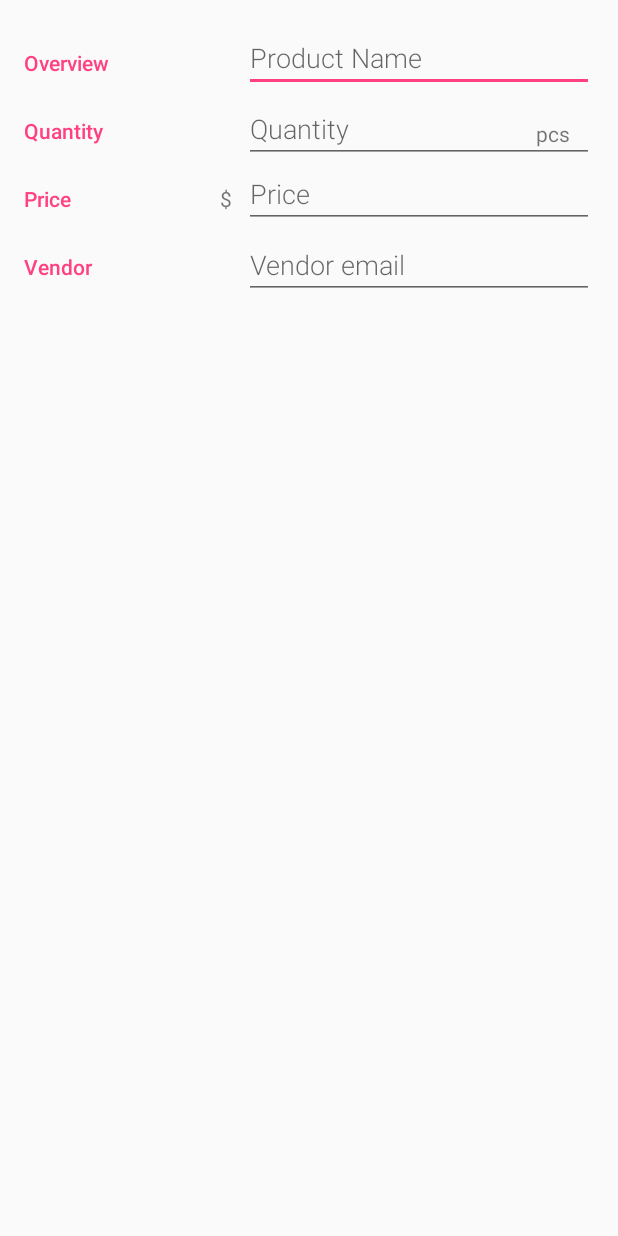
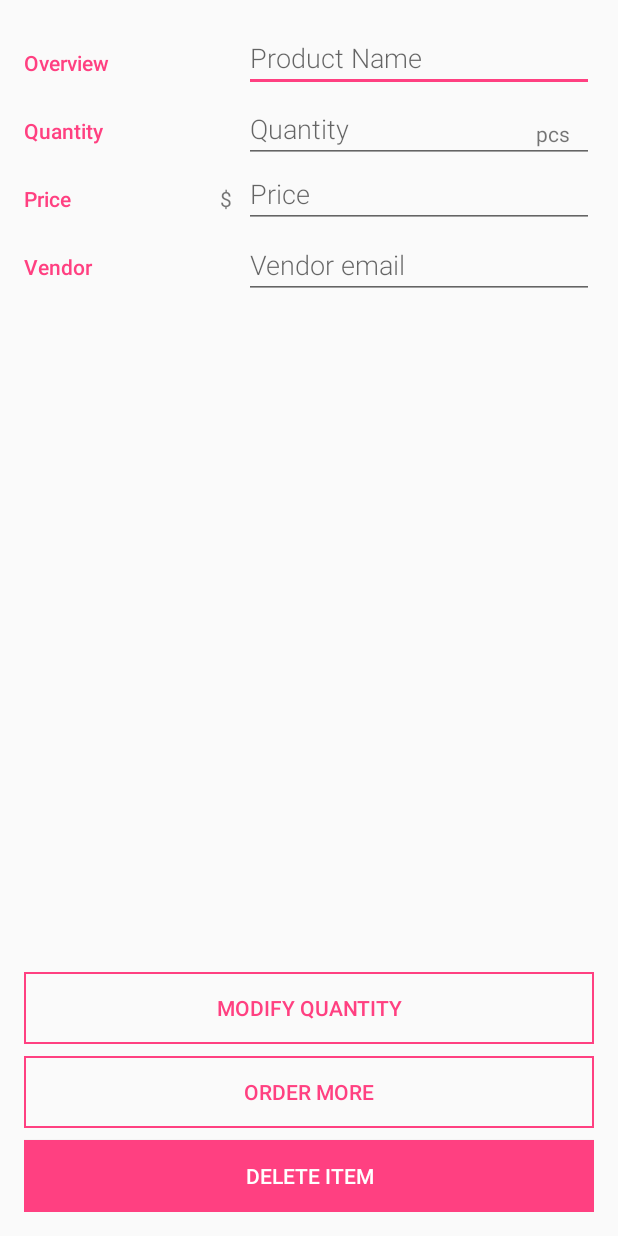
Before and after one commit to mylesieong/InventoryApp, an Android app: the layout activity_editor.xml on its own in the app's theme, with its tools: preview values and no code run, on a phone screen of 412 x 824 dp. Run offline under Robolectric (Android 15) with nearby library versions, the light colour scheme and no system bars.

Commit message:
Add button to editor and add custom style for them

```diff
--- a/app/src/main/java/com/myles/udacity/inventoryapp/EditorActivity.java
+++ b/app/src/main/java/com/myles/udacity/inventoryapp/EditorActivity.java
@@ -18,6 +18,7 @@ import android.view.Menu;
 import android.view.MenuItem;
 import android.view.MotionEvent;
 import android.view.View;
+import android.widget.Button;
 import android.widget.EditText;
 import android.widget.Toast;
 import android.view.LayoutInflater;
@@ -53,9 +54,15 @@ public class EditorActivity extends AppCompatActivity implements LoaderManager.L
 
         if (mCurrentInventoryUri == null) {
             setTitle(getString(R.string.editor_activity_title_new_inventory));
+            findViewById(R.id.button_modify_quantity).setVisibility(View.GONE);
+            findViewById(R.id.button_order_more).setVisibility(View.GONE);
+            findViewById(R.id.button_delete_item).setVisibility(View.GONE);
             invalidateOptionsMenu();
         } else {
             setTitle(getString(R.string.editor_activity_title_edit_inventory));
+            findViewById(R.id.button_modify_quantity).setVisibility(View.VISIBLE);
+            findViewById(R.id.button_order_more).setVisibility(View.VISIBLE);
+            findViewById(R.id.button_delete_item).setVisibility(View.VISIBLE);
             getLoaderManager().initLoader(EXISTING_INVENTORY_LOADER, null, this);
         }
 
--- /dev/null
+++ b/app/src/main/res/drawable/button_custom_border.xml
@@ -0,0 +1,8 @@
+<?xml version="1.0" encoding="utf-8"?>
+<shape xmlns:android="http://schemas.android.com/apk/res/android"
+    android:shape="rectangle">
+
+    <stroke
+        android:width="1dp"
+        android:color="@color/colorAccent" />
+</shape>
--- a/app/src/main/res/layout/activity_editor.xml
+++ b/app/src/main/res/layout/activity_editor.xml
@@ -1,38 +1,39 @@
 <?xml version="1.0" encoding="utf-8"?>
-<LinearLayout
-    xmlns:android="http://schemas.android.com/apk/res/android"
+<RelativeLayout xmlns:android="http://schemas.android.com/apk/res/android"
     xmlns:tools="http://schemas.android.com/tools"
     android:layout_width="match_parent"
     android:layout_height="match_parent"
-    android:orientation="vertical"
     android:padding="@dimen/activity_margin"
     tools:context=".EditorActivity">
 
+
     <!-- Overview category -->
     <LinearLayout
+        android:id="@+id/container_overview"
         android:layout_width="match_parent"
         android:layout_height="wrap_content"
+        android:layout_alignParentTop="true"
         android:orientation="horizontal">
 
         <!-- Label -->
         <TextView
-            android:text="@string/category_overview"
-            style="@style/CategoryStyle" />
+            style="@style/CategoryStyle"
+            android:text="@string/category_overview" />
 
         <!-- Input fields -->
         <LinearLayout
+            android:layout_width="0dp"
             android:layout_height="wrap_content"
-            android:layout_width="0dp"
             android:layout_weight="2"
-            android:paddingLeft="4dp"
-            android:orientation="vertical">
+            android:orientation="vertical"
+            android:paddingLeft="4dp">
 
             <!-- Name field -->
             <EditText
                 android:id="@+id/edit_inventory_name"
+                style="@style/EditorFieldStyle"
                 android:hint="@string/hint_inventory_name"
-                android:inputType="textCapWords"
-                style="@style/EditorFieldStyle" />
+                android:inputType="textCapWords" />
 
         </LinearLayout>
     </LinearLayout>
@@ -42,32 +43,33 @@
         android:id="@+id/container_quantity"
         android:layout_width="match_parent"
         android:layout_height="wrap_content"
+        android:layout_below="@id/container_overview"
         android:orientation="horizontal">
 
         <!-- Label -->
         <TextView
-            android:text="@string/category_quantity"
-            style="@style/CategoryStyle" />
+            style="@style/CategoryStyle"
+            android:text="@string/category_quantity" />
 
         <!-- Input fields -->
         <RelativeLayout
+            android:layout_width="0dp"
             android:layout_height="wrap_content"
-            android:layout_width="0dp"
             android:layout_weight="2"
             android:paddingLeft="4dp">
 
             <!-- Quantity field -->
             <EditText
                 android:id="@+id/edit_inventory_quantity"
+                style="@style/EditorFieldStyle"
                 android:hint="@string/hint_inventory_quantity"
-                android:inputType="number"
-                style="@style/EditorFieldStyle" />
+                android:inputType="number" />
 
             <!-- Units for quantity (pcs) -->
             <TextView
                 android:id="@+id/label_weight_quantity"
-                android:text="@string/unit_inventory_quantity"
-                style="@style/EditorUnitsStyle"/>
+                style="@style/EditorUnitsStyle"
+                android:text="@string/unit_inventory_quantity" />
         </RelativeLayout>
     </LinearLayout>
 
@@ -76,32 +78,33 @@
         android:id="@+id/container_price"
         android:layout_width="match_parent"
         android:layout_height="wrap_content"
+        android:layout_below="@id/container_quantity"
         android:orientation="horizontal">
 
         <!-- Label -->
         <TextView
-            android:text="@string/category_price"
-            style="@style/CategoryStyle" />
+            style="@style/CategoryStyle"
+            android:text="@string/category_price" />
 
         <!-- Input fields -->
         <RelativeLayout
+            android:layout_width="0dp"
             android:layout_height="wrap_content"
-            android:layout_width="0dp"
             android:layout_weight="2"
             android:paddingLeft="4dp">
 
             <!-- Units for price ($) -->
             <TextView
                 android:id="@+id/label_price_units"
-                android:text="@string/unit_inventory_price"
-                style="@style/EditorPrefixsStyle"/>
+                style="@style/EditorPrefixsStyle"
+                android:text="@string/unit_inventory_price" />
 
             <!-- Weight field -->
             <EditText
-            android:id="@+id/edit_inventory_price"
-            android:hint="@string/hint_inventory_price"
-            android:inputType="number"
-            style="@style/EditorFieldStyle" />
+                android:id="@+id/edit_inventory_price"
+                style="@style/EditorFieldStyle"
+                android:hint="@string/hint_inventory_price"
+                android:inputType="number" />
         </RelativeLayout>
     </LinearLayout>
 
@@ -110,27 +113,61 @@
         android:id="@+id/container_email"
         android:layout_width="match_parent"
         android:layout_height="wrap_content"
+        android:layout_below="@+id/container_price"
         android:orientation="horizontal">
 
         <!-- Label -->
         <TextView
-            android:text="@string/category_vendor"
-            style="@style/CategoryStyle" />
+            style="@style/CategoryStyle"
+            android:text="@string/category_vendor" />
 
         <!-- Input fields -->
         <RelativeLayout
+            android:layout_width="0dp"
             android:layout_height="wrap_content"
-            android:layout_width="0dp"
             android:layout_weight="2"
             android:paddingLeft="4dp">
 
             <!-- email  field -->
             <EditText
                 android:id="@+id/edit_inventory_email"
+                style="@style/EditorFieldStyle"
                 android:hint="@string/hint_inventory_email"
-                android:inputType="textEmailAddress"
-                style="@style/EditorFieldStyle" />
+                android:inputType="textEmailAddress" />
         </RelativeLayout>
     </LinearLayout>
 
-</LinearLayout>
+    <!-- Bottom button area-->
+    <LinearLayout
+        android:id="@+id/container_bottom_button"
+        android:layout_width="match_parent"
+        android:layout_height="wrap_content"
+        android:layout_alignParentBottom="true"
+        android:orientation="vertical">
+
+        <Button
+            android:id="@+id/button_modify_quantity"
+            style="@style/EditorButtonStyle"
+            android:layout_width="match_parent"
+            android:layout_height="wrap_content"
+            android:layout_marginTop="8dp"
+            android:text="@string/button_modify_quantity" />
+
+        <Button
+            android:id="@+id/button_order_more"
+            style="@style/EditorButtonStyle"
+            android:layout_width="match_parent"
+            android:layout_height="wrap_content"
+            android:layout_marginTop="8dp"
+            android:text="@string/button_order_more" />
+
+        <Button
+            android:id="@+id/button_delete_item"
+            style="@style/EditorBoldButtonStyle"
+            android:layout_width="match_parent"
+            android:layout_height="wrap_content"
+            android:layout_marginTop="8dp"
+            android:text="@string/button_delete_item" />
+    </LinearLayout>
+
+</RelativeLayout>
--- a/app/src/main/res/layout/list_item.xml
+++ b/app/src/main/res/layout/list_item.xml
@@ -55,7 +55,7 @@
         android:id="@+id/button_track_a_sell"
         android:layout_width="wrap_content"
         android:layout_height="wrap_content"
-        android:textAllCaps="true"
-        android:text="Track a sale" />
+        style="@style/EditorButtonStyle"
+        android:text="@string/button_track_a_sale" />
 
 </LinearLayout>
--- a/app/src/main/res/values/strings.xml
+++ b/app/src/main/res/values/strings.xml
@@ -19,6 +19,7 @@
     <string name="delete">Delete</string>
     <string name="cancel">Cancel</string>
     <string name="modify">Modify</string>
+    <string name="modify_quantity_number_question">What is the quantity should be set to?</string>
 
     <!-- User Interface Body Used -->
     <string name="empty_view_title_text">Nothing at stock.</string>
@@ -28,15 +29,18 @@
     <string name="category_overview">Overview</string>
     <string name="category_quantity">Quantity</string>
     <string name="category_price">Price</string>
+    <string name="category_vendor">Vendor</string>
     <string name="hint_inventory_name">Product Name</string>
     <string name="hint_inventory_quantity">Quantity</string>
     <string name="hint_inventory_price">Price</string>
+    <string name="hint_inventory_email">Vendor email</string>
     <string name="unit_inventory_price">$</string>
     <string name="unit_inventory_quantity">pcs</string>
     <string name="action_modify_quantity">Modify Qty</string>
     <string name="action_order_more">Order More</string>
-    <string name="category_vendor">Vendor</string>
-    <string name="hint_inventory_email">Vendor email</string>
-    <string name="modify_quantity_number_question">What is the quantity should be set to?</string>
+    <string name="button_modify_quantity">Modify Quantity</string>
+    <string name="button_order_more">Order more</string>
+    <string name="button_delete_item">Delete item</string>
+    <string name="button_track_a_sale">Sale</string>
 
 </resources>
--- a/app/src/main/res/values/styles.xml
+++ b/app/src/main/res/values/styles.xml
@@ -53,4 +53,22 @@
         <item name="android:paddingTop">16dp</item>
         <item name="android:textAppearance">?android:textAppearanceSmall</item>
     </style>
+
+    <!-- Editor Button Style-->
+    <style name="EditorButtonStyle">
+        <item name="android:textColor">@color/colorAccent</item>
+        <item name="android:fontFamily">sans-serif-medium</item>
+        <item name="android:textAllCaps">true</item>
+        <item name="android:background">@drawable/button_custom_border</item>
+        <item name="android:textAppearance">?android:textAppearanceSmall</item>
+    </style>
+
+    <!-- Editor Bold Button Style-->
+    <style name="EditorBoldButtonStyle">
+        <item name="android:textColor">@android:color/white</item>
+        <item name="android:fontFamily">sans-serif-medium</item>
+        <item name="android:textAllCaps">true</item>
+        <item name="android:background">@color/colorAccent</item>
+        <item name="android:textAppearance">?android:textAppearanceSmall</item>
+    </style>
 </resources>
```
